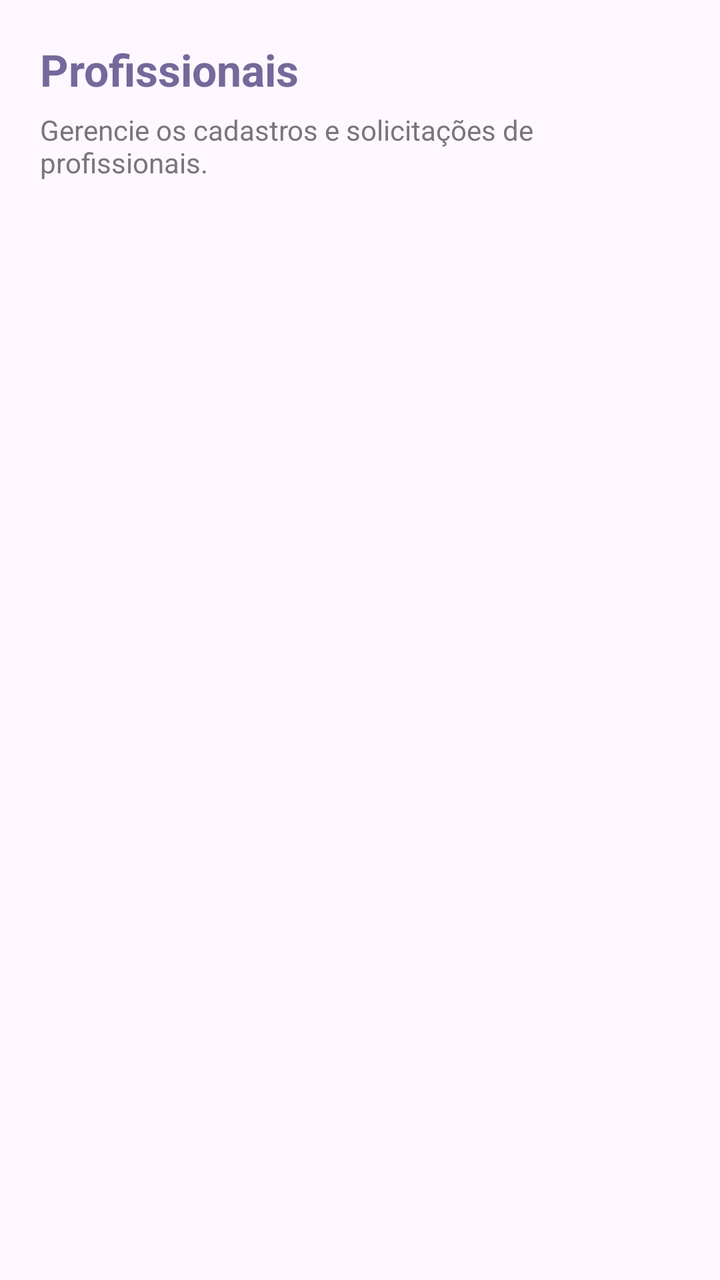
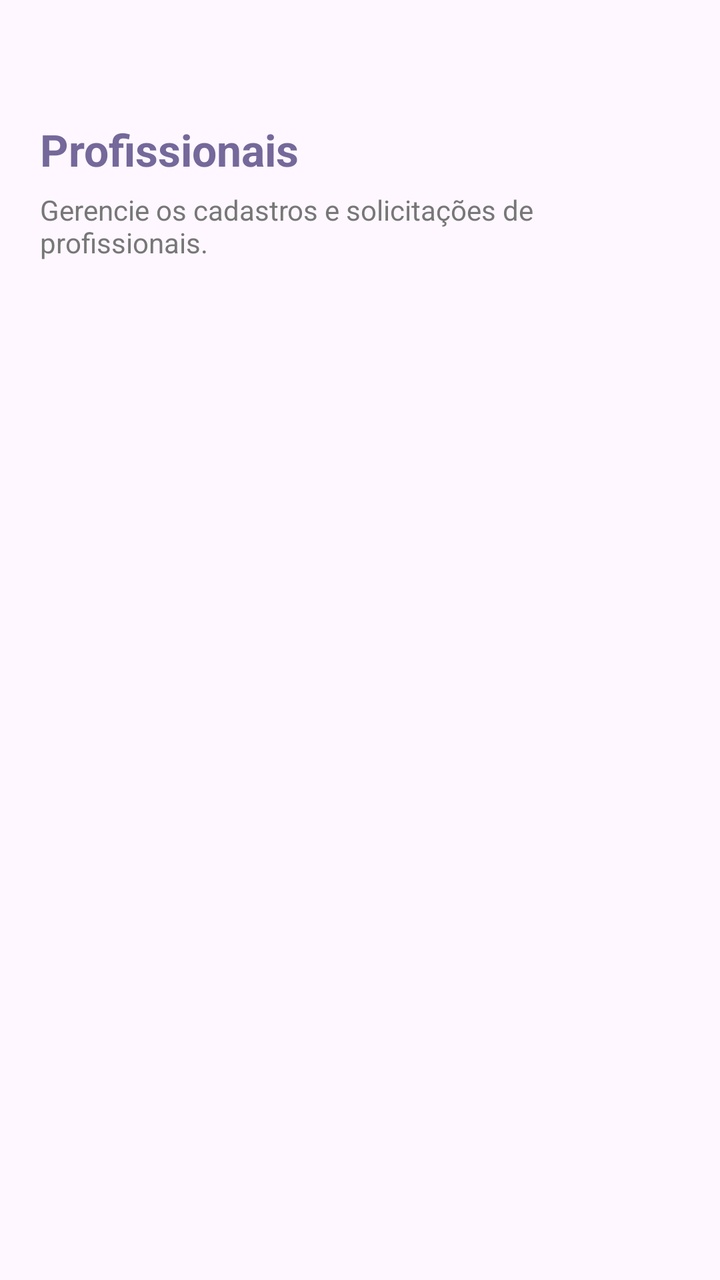

Before-and-after screenshots of an Android layout around one commit, followed by the original layout XML and the change that was made.
<!-- AndroidManifest.xml: application theme Theme.MindU -->
<!-- res/layout/content_profissionais_admin.xml -->
<?xml version="1.0" encoding="utf-8"?>
<LinearLayout
    xmlns:android="http://schemas.android.com/apk/res/android"
    android:layout_width="match_parent"
    android:layout_height="match_parent"
    android:orientation="vertical"
    android:padding="20dp">

        <TextView
            android:layout_width="wrap_content"
            android:layout_height="wrap_content"
            android:text="Profissionais"
            android:textSize="22sp"
            android:textStyle="bold"
            android:textColor="#75689A"/>

        <TextView
            android:layout_width="wrap_content"
            android:layout_height="wrap_content"
            android:layout_marginTop="6dp"
            android:text="Gerencie os cadastros e solicitações de profissionais."
            android:textSize="14sp"
            android:textColor="#777777"/>
        <TextView
            android:id="@+id/txtListaVazia"
            android:layout_width="match_parent"
            android:layout_height="wrap_content"
            android:text="Não há profissionais pendentes de aprovação."
            android:textSize="14sp"
            android:textColor="#777777"
            android:gravity="center"
            android:visibility="gone"
            android:layout_marginTop="24dp"/>

    <androidx.recyclerview.widget.RecyclerView
        android:id="@+id/recyclerProfissionais"
        android:layout_width="match_parent"
        android:layout_height="0dp"
        android:layout_weight="1"
        android:layout_marginTop="16dp"
        android:clipToPadding="false"
        android:paddingBottom="12dp"/>



</LinearLayout>
<!-- resources referenced by this layout -->
<resources>
  <style name="Theme.MindU" parent="Base.Theme.MindU" />
  <style name="Base.Theme.MindU" parent="Theme.Material3.DayNight.NoActionBar">
          
          
      </style>
</resources>

<!-- the commit's change to res/layout/content_profissionais_admin.xml (unified diff, before → after) -->
@@ -6,13 +6,14 @@
     android:orientation="vertical"
     android:padding="20dp">
 
-        <TextView
-            android:layout_width="wrap_content"
-            android:layout_height="wrap_content"
-            android:text="Profissionais"
-            android:textSize="22sp"
-            android:textStyle="bold"
-            android:textColor="#75689A"/>
+    <TextView
+        android:layout_width="wrap_content"
+        android:layout_height="wrap_content"
+        android:layout_marginTop="40dp"
+        android:text="Profissionais"
+        android:textColor="#75689A"
+        android:textSize="22sp"
+        android:textStyle="bold" />
 
         <TextView
             android:layout_width="wrap_content"
